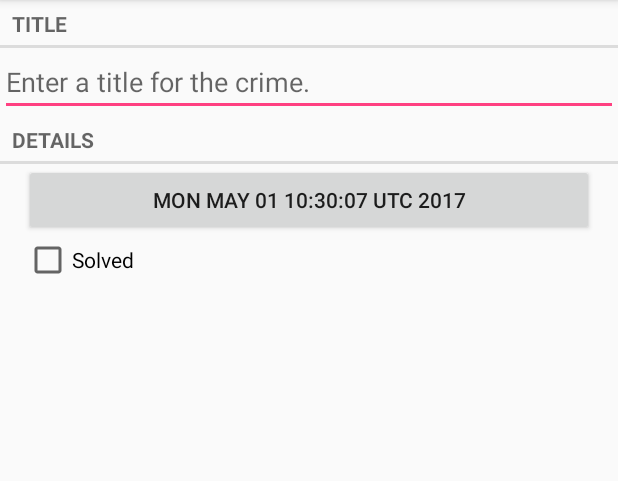
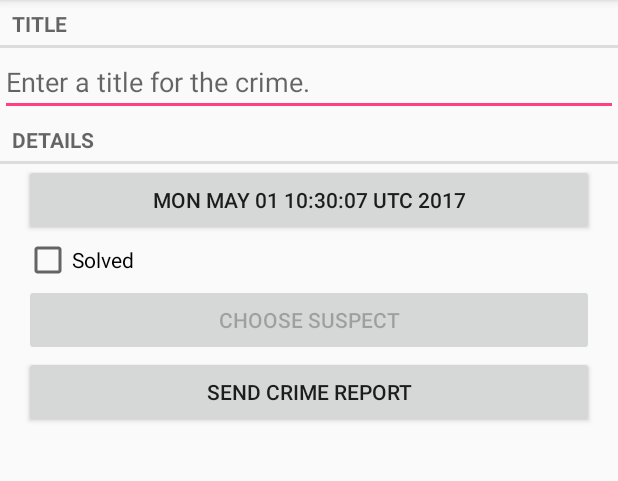
Before and after one commit to TinhHuynh/CriminalIntent_AndroidApp, an Android app: the screen it shows after launch (CrimePagerActivity), after a tap on "New crime", on a phone screen of 412 x 824 dp, the part 84-565 px from its top. Run offline under Robolectric (Android 15) with nearby library versions, the phone set to English and light mode, and no system bars.

Commit message:
Add new function: Update suspect for crime/ Report Crime

```diff
--- a/CriminalIntent/app/src/main/java/com/example/tinhhuynh/criminalintent/controller/CrimeListFragment.java
+++ b/CriminalIntent/app/src/main/java/com/example/tinhhuynh/criminalintent/controller/CrimeListFragment.java
@@ -145,7 +145,7 @@ public class CrimeListFragment extends Fragment {
 
         public void bindCrime(Crime crime) {
             mCrime = crime;
-            mTitleTextView.setText(mCrime.getTitle().toString());
+            mTitleTextView.setText(mCrime.getTitle());
             mDateTextView.setText(mCrime.getDate().toString());
             mSolvedCheckBox.setChecked(mCrime.isSolved());
         }
--- a/CriminalIntent/app/src/main/java/com/example/tinhhuynh/criminalintent/database/CrimeBaseHelper.java
+++ b/CriminalIntent/app/src/main/java/com/example/tinhhuynh/criminalintent/database/CrimeBaseHelper.java
@@ -26,7 +26,8 @@ public class CrimeBaseHelper extends SQLiteOpenHelper {
                 CrimeTable.Cols.UUID + ", " +
                 CrimeTable.Cols.TITLE + ", " +
                 CrimeTable.Cols.DATE + ", " +
-                CrimeTable.Cols.SOVLED +
+                CrimeTable.Cols.SOVLED + ", " +
+                CrimeTable.Cols.SUSPECT +
                 ")"
         );
     }
--- a/CriminalIntent/app/src/main/java/com/example/tinhhuynh/criminalintent/database/CrimeCursorWrapper.java
+++ b/CriminalIntent/app/src/main/java/com/example/tinhhuynh/criminalintent/database/CrimeCursorWrapper.java
@@ -29,10 +29,13 @@ public class CrimeCursorWrapper extends CursorWrapper {
         String title = getString(getColumnIndex(CrimeTable.Cols.TITLE));
         long date = getLong(getColumnIndex(CrimeTable.Cols.DATE));
         int isSolved = getInt(getColumnIndex(CrimeTable.Cols.SOVLED));
+        String suspect = getString(getColumnIndex(CrimeTable.Cols.SUSPECT));
+
         Crime crime = new Crime(UUID.fromString(uuid));
         crime.setTitle(title);
         crime.setDate(new Date(date));
         crime.setSolved(isSolved != 0);
+
         return crime;
     }
 
--- a/CriminalIntent/app/src/main/java/com/example/tinhhuynh/criminalintent/database/CrimeDbSchema.java
+++ b/CriminalIntent/app/src/main/java/com/example/tinhhuynh/criminalintent/database/CrimeDbSchema.java
@@ -15,6 +15,7 @@ public class CrimeDbSchema {
             public static final String TITLE = "title";
             public static final String DATE = "date";
             public static final String SOVLED = "solved";
+            public static final String SUSPECT = "suspect";
         }
     }
 }
--- a/CriminalIntent/app/src/main/java/com/example/tinhhuynh/criminalintent/model/Crime.java
+++ b/CriminalIntent/app/src/main/java/com/example/tinhhuynh/criminalintent/model/Crime.java
@@ -12,6 +12,8 @@ public class Crime {
     private String mTitle;
     private Date mDate;
     private boolean mSolved;
+    private String mSuspect;
+
 
     public Crime(){
         this(UUID.randomUUID());
@@ -53,4 +55,13 @@ public class Crime {
     public void setSolved(boolean solved) {
         mSolved = solved;
     }
+
+    public String getSuspect() {
+        return mSuspect;
+    }
+
+    public void setSuspect(String suspect) {
+        mSuspect = suspect;
+    }
+
 }
--- a/CriminalIntent/app/src/main/java/com/example/tinhhuynh/criminalintent/model/CrimeLab.java
+++ b/CriminalIntent/app/src/main/java/com/example/tinhhuynh/criminalintent/model/CrimeLab.java
@@ -43,6 +43,7 @@ public class CrimeLab {
         values.put(CrimeTable.Cols.TITLE, crime.getTitle());
         values.put(CrimeTable.Cols.DATE, crime.getDate().getTime());
         values.put(CrimeTable.Cols.SOVLED, crime.isSolved() ? 1 : 0);
+        values.put(CrimeTable.Cols.SUSPECT, crime.getSuspect());
         return values;
     }
 
--- a/CriminalIntent/app/src/main/res/layout-land/fragment_crime.xml
+++ b/CriminalIntent/app/src/main/res/layout-land/fragment_crime.xml
@@ -39,8 +39,31 @@
             android:id="@+id/crime_solved"
             android:layout_width="0dp"
             android:layout_height="wrap_content"
-            android:text="@string/crime_solved_label"
-            android:layout_weight="1"/>
+            android:layout_weight="1"
+            android:text="@string/crime_solved_label"/>
+
+    </LinearLayout>
+
+    <LinearLayout
+        android:layout_width="match_parent"
+        android:layout_height="wrap_content"
+        android:layout_marginLeft="16dp"
+        android:layout_marginRight="16dp"
+        android:orientation="horizontal">
+
+        <Button
+            android:id="@+id/crime_suspect"
+            android:layout_width="wrap_content"
+            android:layout_height="wrap_content"
+            android:layout_weight="1"
+            android:text="@string/crime_suspect_text"/>
+
+        <Button
+            android:id="@+id/crime_report"
+            android:layout_width="wrap_content"
+            android:layout_height="wrap_content"
+            android:layout_weight="1"
+            android:text="@string/crime_report_text"/>
 
     </LinearLayout>
 
--- a/CriminalIntent/app/src/main/res/layout/fragment_crime.xml
+++ b/CriminalIntent/app/src/main/res/layout/fragment_crime.xml
@@ -37,4 +37,20 @@
         android:layout_marginRight="16dp"
         android:text="@string/crime_solved_label"/>
 
+    <Button
+        android:id="@+id/crime_suspect"
+        android:layout_width="match_parent"
+        android:layout_height="wrap_content"
+        android:layout_marginLeft="16dp"
+        android:layout_marginRight="16dp"
+        android:text="@string/crime_suspect_text"/>
+
+    <Button
+        android:id="@+id/crime_report"
+        android:layout_width="match_parent"
+        android:layout_height="wrap_content"
+        android:layout_marginLeft="16dp"
+        android:layout_marginRight="16dp"
+        android:text="@string/crime_report_text"/>
+
 </LinearLayout>
--- a/CriminalIntent/app/src/main/res/values/strings.xml
+++ b/CriminalIntent/app/src/main/res/values/strings.xml
@@ -10,4 +10,13 @@
     <string name="show_subtitle">Show Subtitle</string>
     <string name="hide_subtitle">Hide Subtitle</string>
     <string name="subtitle_format">%1$d crimes</string>
+    <string name="crime_suspect_text">Choose Suspect</string>
+    <string name="crime_report_text">Send Crime Report</string>
+    <string name="crime_report">%1$s! The crime was discovered on %2$s. %3$s, and %4$s</string>
+    <string name="crime_report_solved">The case is solved</string>
+    <string name="crime_report_unsolved">The case is not solved</string>
+    <string name="crime_report_suspect">the suspect is %s.</string>
+    <string name="crime_report_no_suspect">there is no suspect.</string>
+    <string name="crime_report_subject">CriminalIntent Crime Report</string>
+    <string name="send_report">Send crime report via</string>
 </resources>
```
Also changed, not shown: CriminalIntent/app/src/main/java/com/example/tinhhuynh/criminalintent/controller/CrimeFragment.java (+82 -0 lines), CriminalIntent/app/src/main/res/layout/list_item_crime.xml (+6 -5 lines).
